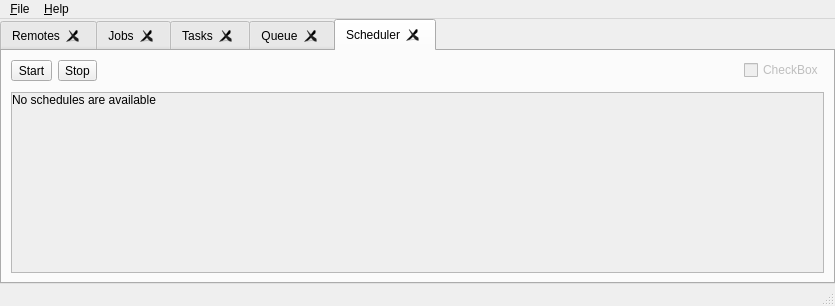
Vman45/RcloneBrowser, file src/main_window.ui: the form before one commit.
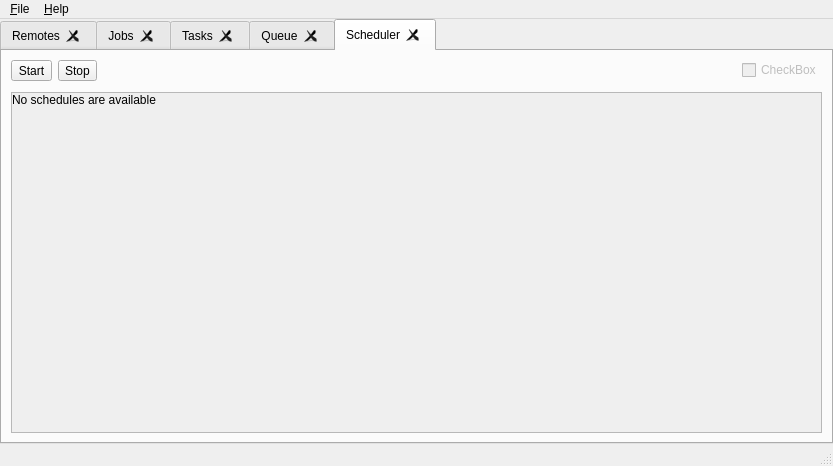
The form after the commit. The open tabs and pages were chosen to show the change.

Patch:
```diff
--- a/src/main_window.ui
+++ b/src/main_window.ui
@@ -6,8 +6,8 @@
    <rect>
     <x>0</x>
     <y>0</y>
-    <width>835</width>
-    <height>306</height>
+    <width>833</width>
+    <height>466</height>
    </rect>
   </property>
   <property name="windowTitle">
@@ -806,8 +806,8 @@
             <rect>
              <x>0</x>
              <y>0</y>
-             <width>787</width>
-             <height>140</height>
+             <width>785</width>
+             <height>300</height>
             </rect>
            </property>
            <layout class="QVBoxLayout" name="verticalLayout_7">
@@ -862,7 +862,7 @@
     <rect>
      <x>0</x>
      <y>0</y>
-     <width>835</width>
+     <width>833</width>
      <height>22</height>
     </rect>
    </property>
```
Left out of the diff: 10 changed lines with no effect on the pictures.
